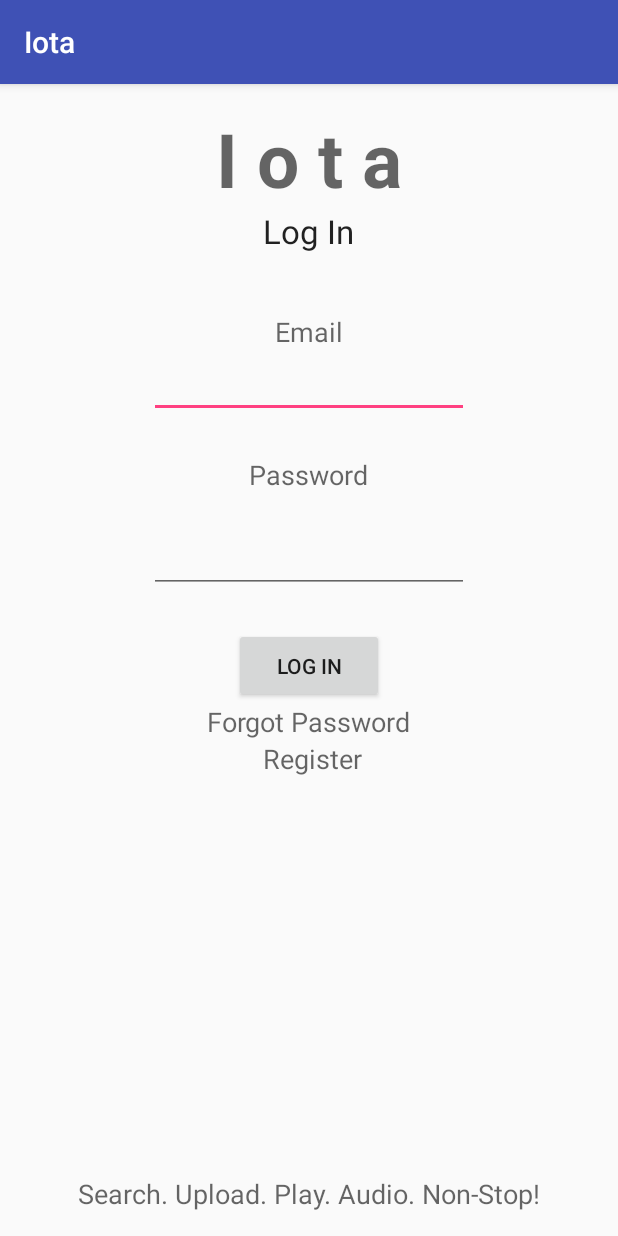
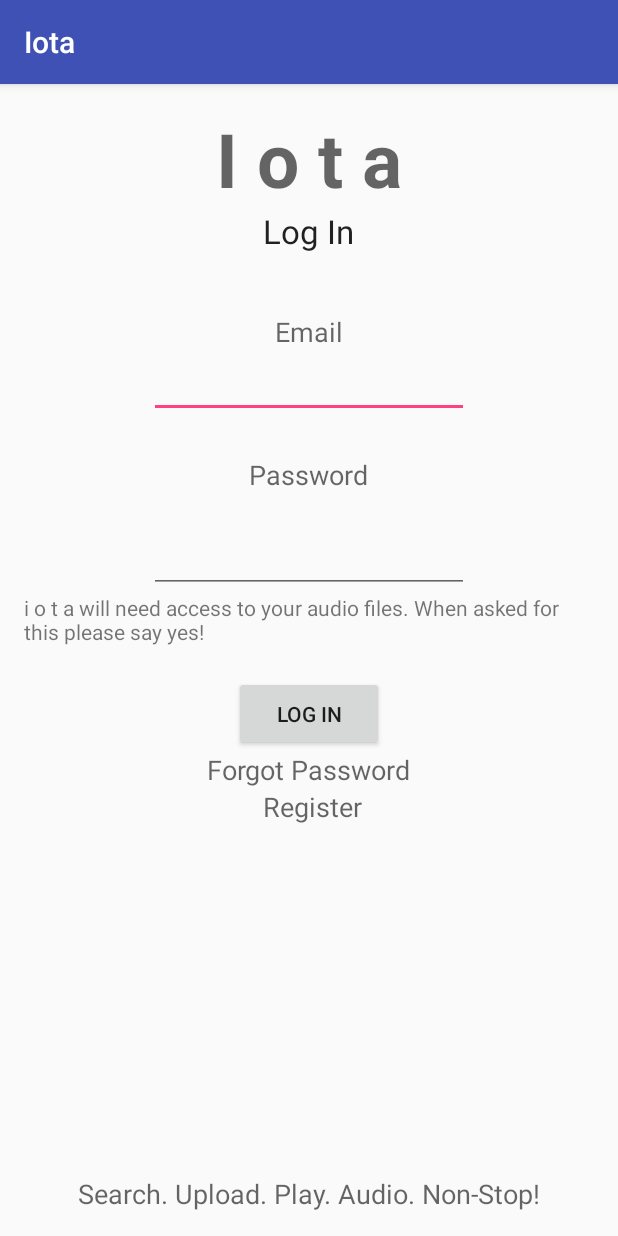
Before and after one commit to mmnete/Iota, an Android app: the screen it shows after launch (MainActivity), on a phone screen of 412 x 824 dp. Run offline under Robolectric (Android 15) with nearby library versions, the phone set to English and light mode, and no system bars; our stand-ins replace Firebase (no records; nobody signed in at launch, a user with empty details on screens opened directly).

```diff
--- a/app/build.gradle
+++ b/app/build.gradle
@@ -14,7 +14,8 @@ android {
     }
     buildTypes {
         release {
-            minifyEnabled false
+            shrinkResources true // This must be first
+            minifyEnabled true
             proguardFiles getDefaultProguardFile('proguard-android.txt'), 'proguard-rules.pro'
         }
     }
--- a/app/src/main/java/mjhub_media/iota/OnlinePlaylist.java
+++ b/app/src/main/java/mjhub_media/iota/OnlinePlaylist.java
@@ -123,7 +123,7 @@ public class OnlinePlaylist extends AppCompatActivity {
 
                     HttpClient httpClient = new DefaultHttpClient();
 
-                    HttpPost httpPost = new HttpPost("http://mmnete.000webhostapp.com/fetch_user_onlinePlaylist.php");
+                    HttpPost httpPost = new HttpPost("http://mohamedmnete.com/fetch_user_onlinePlaylist.php");
 
                     httpPost.setEntity(new UrlEncodedFormEntity(nameValuePairs));
 
@@ -188,7 +188,7 @@ public class OnlinePlaylist extends AppCompatActivity {
 
                                                 HttpClient httpClient1 = new DefaultHttpClient();
 
-                                                HttpPost httpPost1 = new HttpPost("http://mmnete.000webhostapp.com/load_playlist.php");
+                                                HttpPost httpPost1 = new HttpPost("http://mohamedmnete.com/load_playlist.php");
 
                                                 httpPost1.setEntity(new UrlEncodedFormEntity(nameValuePairs1));
 
--- a/app/src/main/java/mjhub_media/iota/search.java
+++ b/app/src/main/java/mjhub_media/iota/search.java
@@ -335,7 +335,7 @@ public class search extends AppCompatActivity{
 
                                     HttpClient httpClient = new DefaultHttpClient();
 
-                                    HttpPost httpPost = new HttpPost("http://mmnete.000webhostapp.com/search.php");
+                                    HttpPost httpPost = new HttpPost("http://mohamedmnete.com/search.php");
 
                                     httpPost.setEntity(new UrlEncodedFormEntity(nameValuePairs));
 
@@ -394,7 +394,7 @@ public class search extends AppCompatActivity{
 
                                                                 HttpClient httpClient1 = new DefaultHttpClient();
 
-                                                                HttpPost httpPost1 = new HttpPost("http://mmnete.000webhostapp.com/load_playlist.php");
+                                                                HttpPost httpPost1 = new HttpPost("http://mohamedmnete.com/load_playlist.php");
 
                                                                 httpPost1.setEntity(new UrlEncodedFormEntity(nameValuePairs1));
 
@@ -502,7 +502,7 @@ public class search extends AppCompatActivity{
                 String[] temp2 = i.split("----kkkkkkkkkkk----");
                 if(temp2.length > 1){
 
-                    SongItem temp3 = new SongItem(100,temp2[1],"Online","http://mmnete.000webhostapp.com/"+temp2[0],true);
+                    SongItem temp3 = new SongItem(100,temp2[1],"Online","http://mohamedmnete.com/"+temp2[0],true);
                     temp.add(temp3);
 
                 }
--- a/app/src/main/res/layout/activity_main.xml
+++ b/app/src/main/res/layout/activity_main.xml
@@ -29,9 +29,8 @@
         android:text="@string/log_in_text"
         android:id="@+id/logIn_button"
         android:onClick="logInNow"
-        android:layout_below="@+id/logIn_password"
-        android:layout_centerHorizontal="true"
-        android:layout_marginTop="23dp" />
+        android:layout_below="@+id/textView19"
+        android:layout_centerHorizontal="true" />
 
     <EditText
         android:layout_width="wrap_content"
@@ -112,5 +111,15 @@
         android:layout_alignParentBottom="true"
         android:layout_centerHorizontal="true" />
 
+    <TextView
+        android:layout_width="wrap_content"
+        android:layout_height="wrap_content"
+        android:text="i o t a will need access to your audio files. When asked for this please say yes!"
+        android:id="@+id/textView19"
+        android:paddingBottom="10dp"
+        android:layout_below="@+id/logIn_password"
+        android:layout_centerHorizontal="true"
+        android:layout_marginBottom="10dp" />
+
 
 </RelativeLayout>
--- a/app/src/main/res/layout/activity_search.xml
+++ b/app/src/main/res/layout/activity_search.xml
@@ -54,7 +54,7 @@
 
     <EditText
         android:layout_width="300dp"
-        android:layout_height="wrap_content"
+        android:layout_height="50dp"
         android:id="@+id/search_query"
         android:hint="Search"
         android:layout_below="@+id/currFrag"
```
Also changed, not shown: app/src/main/java/mjhub_media/iota/MainActivity.java (+7 -0 lines), app/src/main/java/mjhub_media/iota/playlist_settings.java (+45 -4 lines), app/src/main/java/mjhub_media/iota/song.java (+13 -0 lines).
